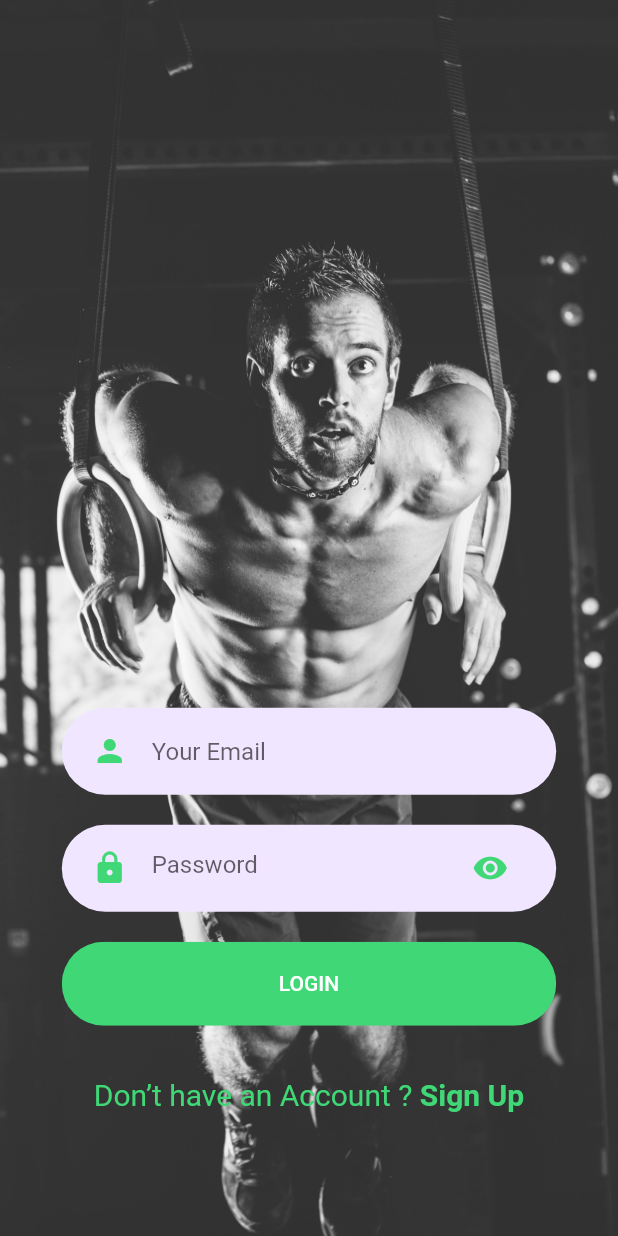
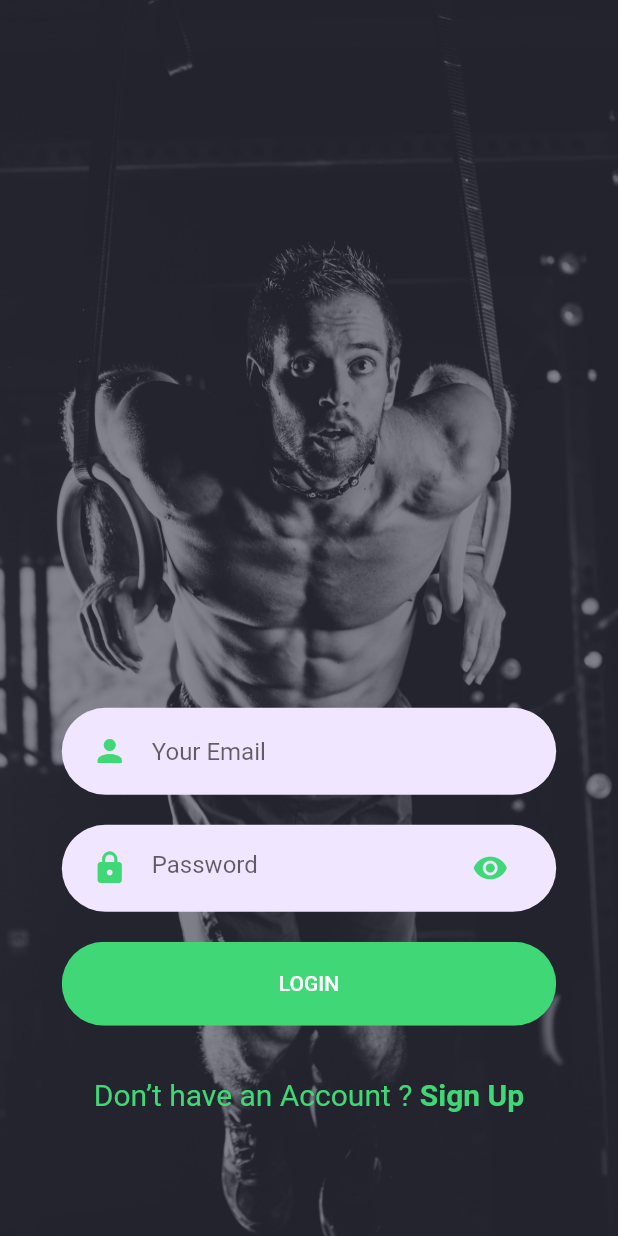
Before and after one commit to ngoduongkha/WokeOut, a Flutter app: the _Body screen opened directly, after a tap on "Sign Up", after a tap on "Sign In", on a phone screen of 412 x 824 dp. Run offline on Flutter 3.47's test engine with Material 2 defaults, Android fonts, the phone set to English and light mode, and no system bars; our stand-ins replace cloud_firestore, firebase_auth, firebase_core, flutter_svg, google_fonts, google_sign_in and 2 more; missing offline and left inert: flutter_facebook_login, flutter_picker; accounts and stored records are empty; network calls fail.

Commit message:
done login with sign up

```diff
--- a/lib/screens/login_page.dart
+++ b/lib/screens/login_page.dart
@@ -29,14 +29,21 @@ class _Body extends StatelessWidget {
     final auth = Provider.of<AuthService>(context, listen: false);
 
     return Scaffold(
-      body: Container(
+      body: Stack(
+        children: [
+          Container(
             decoration: BoxDecoration(
               image: DecorationImage(
                 image: AssetImage('assets/images/signin_background.jpg'),
                 fit: BoxFit.cover,
               ),
             ),
-        child: Column(
+          ),
+          Container(
+            decoration:
+                BoxDecoration(color: Color(0xFF15152B).withOpacity(0.5)),
+          ),
+          Column(
             mainAxisAlignment: MainAxisAlignment.end,
             children: <Widget>[
               SizedBox(height: size.height * 0.03),
@@ -82,6 +89,7 @@ class _Body extends StatelessWidget {
               SizedBox(height: size.height * 0.1),
             ],
           ),
+        ],
       ),
     );
   }
--- a/lib/screens/signup_page.dart
+++ b/lib/screens/signup_page.dart
@@ -152,6 +152,7 @@ class SocialIcon extends StatelessWidget {
         ),
         child: SvgPicture.asset(
           iconSrc,
+          color: Colors.white,
           height: 20,
           width: 20,
         ),
```
Lines whose indentation alone changed are shown as unchanged.
